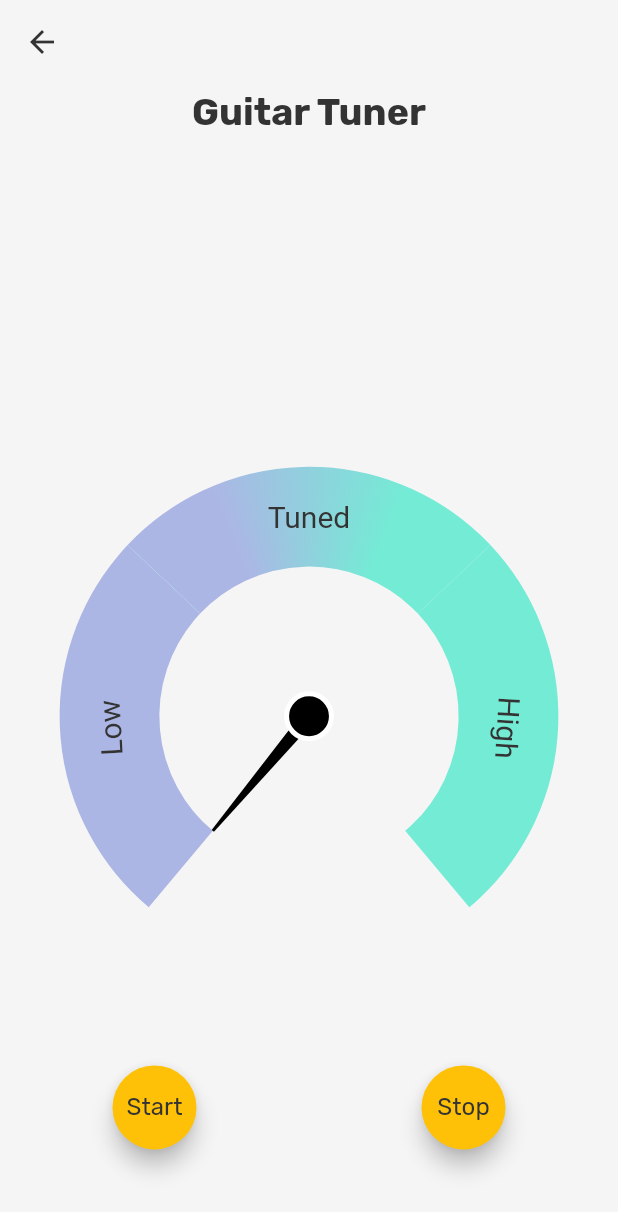
After one commit to jeremiahlukus/guitar_tabs, a Flutter app: the TunerPage screen opened by its route, after a tap on "Stop", on a phone screen of 412 x 824 dp. The commit adds this screen. Shown: the top 1212 px of the screen. Run offline on Flutter 3.47's test engine with Material 2 defaults, Android fonts, the phone set to English and light mode, and no system bars; drawn by our look-alikes of syncfusion_flutter_gauges; our stand-ins replace auto_route, auto_size_text, dartz, dio, flash, flutter_dotenv and 18 more; missing offline and left inert: flutter_audio_capture, flutter_chord, flutter_guitar_tabs, oauth2, pitch_detector_dart, pitchupdart; accounts and stored records are empty; project files that could hold a hidden picture were left out.

Commit message:
Create a tuner for the app and add it to the drawer

```diff
--- a/lib/backend/songs/core/presentation/song_drawer.dart
+++ b/lib/backend/songs/core/presentation/song_drawer.dart
@@ -39,6 +39,14 @@ class SongDrawer extends ConsumerWidget {
             child: Column(
               children: [
                 const SizedBox(height: 75),
+                ListTile(
+                  title: const Text('Tuner'),
+                  onTap: () {
+                    AutoRouter.of(context).push(const TunerRoute());
+                    Navigator.of(context).pop();
+                    timeDilation = 1;
+                  },
+                ),
                 ListTile(
                   key: favoriteKey,
                   title: const Text('Favorite Songs'),
--- a/lib/core/presentation/routes/app_router.dart
+++ b/lib/core/presentation/routes/app_router.dart
@@ -13,6 +13,7 @@ import 'package:joyful_noise/backend/songs/playlist_songs/presentation/playlist_
 import 'package:joyful_noise/backend/songs/searched_songs/presentation/searched_songs_page.dart';
 import 'package:joyful_noise/backend/songs/song_detail/presentation/song_detail_page.dart';
 import 'package:joyful_noise/splash/presentation/splash_page.dart';
+import 'package:joyful_noise/tuner/presentation/tuner_page.dart';
 
 part 'app_router.gr.dart';
 
@@ -27,5 +28,6 @@ class AppRouter extends _$AppRouter {
         AutoRoute(page: PlaylistSongsRoute.page, path: '/playlist_songs'),
         AutoRoute(page: SearchedSongsRoute.page, path: '/searched_songs'),
         AutoRoute(page: SongDetailRoute.page, path: '/song_detail'),
+        AutoRoute(page: TunerRoute.page, path: '/tuner'),
       ];
 }
--- /dev/null
+++ b/lib/tuner/presentation/tuner_page.dart
@@ -0,0 +1,217 @@
+// Dart imports:
+import 'dart:typed_data';
+
+// Flutter imports:
+import 'package:flutter/material.dart';
+
+// Package imports:
+import 'package:auto_route/auto_route.dart';
+import 'package:flutter_audio_capture/flutter_audio_capture.dart';
+import 'package:pitch_detector_dart/pitch_detector.dart';
+import 'package:pitchupdart/instrument_type.dart';
+import 'package:pitchupdart/pitch_handler.dart';
+import 'package:syncfusion_flutter_gauges/gauges.dart';
+
+// Project imports:
+import 'package:joyful_noise/core/presentation/bootstrap.dart';
+import 'package:joyful_noise/core/presentation/styles/hex_to_color.dart';
+
+@RoutePage()
+class TunerPage extends StatefulWidget {
+  const TunerPage({super.key});
+
+  @override
+  State<TunerPage> createState() => _TunerPageState();
+}
+
+class _TunerPageState extends State<TunerPage> {
+  final _audioRecorder = FlutterAudioCapture();
+  final pitchDetectorDart = PitchDetector(44100, 2000);
+  final pitchupDart = PitchHandler(InstrumentType.guitar);
+
+  String note = '';
+  String status = 'Click on start';
+
+  Future<void> _startCapture() async {
+    await _audioRecorder.start(listener, onError, sampleRate: 44100, bufferSize: 3000);
+    setState(() {
+      note = '';
+      status = 'Play something';
+    });
+  }
+
+  @override
+  void initState() {
+    _startCapture();
+    super.initState();
+  }
+
+  @override
+  void dispose() {
+    _audioRecorder.stop();
+    super.dispose();
+  }
+
+  SfRadialGauge _buildRadialGauge() {
+    return SfRadialGauge(
+      axes: <RadialAxis>[
+        RadialAxis(
+          showLabels: false,
+          showAxisLine: false,
+          showTicks: false,
+          maximum: 99,
+          ranges: <GaugeRange>[
+            GaugeRange(
+              startValue: 0, endValue: 33,
+              // color: const Color(0xFFFE2A25),
+              label: 'Low',
+              gradient: const SweepGradient(colors: <Color>[Color(0xFFACB6E5)], stops: <double>[0.25]),
+              sizeUnit: GaugeSizeUnit.factor,
+              labelStyle: GaugeTextStyle(color: HexColor('#333333'), fontSize: 20),
+              startWidth: 0.40, endWidth: 0.40,
+            ),
+            GaugeRange(
+              startValue: 33, endValue: 66,
+              // color:const Color(0xFFFFBA00),
+              label: 'Tuned',
+              gradient: const SweepGradient(
+                colors: <Color>[Color(0xFFACB6E5), Color(0xFF74ebd5)],
+                stops: <double>[0.25, 0.75],
+              ),
+              labelStyle: GaugeTextStyle(color: HexColor('#333333'), fontSize: 20),
+              startWidth: 0.40, endWidth: 0.40,
+              sizeUnit: GaugeSizeUnit.factor,
+            ),
+            GaugeRange(
+              startValue: 66, endValue: 99,
+              // color:const Color(0xFF00AB47),
+              label: 'High',
+              gradient: const SweepGradient(colors: <Color>[Color(0xFF74ebd5)], stops: <double>[0.75]),
+              labelStyle: GaugeTextStyle(color: HexColor('#333333'), fontSize: 20),
+              sizeUnit: GaugeSizeUnit.factor,
+              startWidth: 0.40, endWidth: 0.40,
+            ),
+          ],
+          pointers: <GaugePointer>[
+            NeedlePointer(
+              value: status == 'TuningStatus.waytoolow'
+                  ? 20
+                  : status == 'TuningStatus.toolow'
+                      ? 40
+                      : status == 'TuningStatus.tuned'
+                          ? 50
+                          : status == 'TuningStatus.toohigh'
+                              ? 60
+                              : status == 'TuningStatus.waytoohigh'
+                                  ? 80
+                                  : 0,
+              needleEndWidth: 5,
+              needleColor: Colors.black,
+              knobStyle: const KnobStyle(
+                knobRadius: 0.09,
+                borderColor: Colors.white,
+                borderWidth: 0.02,
+                color: Colors.black,
+              ),
+            ),
+          ],
+        ),
+      ],
+    );
+  }
+
+  Future<void> _stopCapture() async {
+    await _audioRecorder.stop();
+    setState(() {
+      note = '';
+      status = 'Click on start';
+    });
+  }
+
+  void listener(dynamic obj) {
+    //Gets the audio sample
+    // ignore: avoid_dynamic_calls
+    final buffer = Float64List.fromList(obj.cast<double>() as List<double>);
+    final audioSample = buffer.toList();
+
+    //Uses pitch_detector_dart library to detect a pitch from the audio sample
+    final result = pitchDetectorDart.getPitch(audioSample);
+
+    //If there is a pitch - evaluate it
+    if (result.pitched) {
+      //Uses the pitchupDart library to check a given pitch for a Guitar
+      final handledPitchResult = pitchupDart.handlePitch(result.pitch);
+
+      //Updates the state with the result
+      setState(() {
+        note = handledPitchResult.note;
+        status = handledPitchResult.tuningStatus.toString();
+      });
+    }
+  }
+
+  void onError(Object e) {
+    logger.e('ERROR:  $e');
+  }
+
+  @override
+  Widget build(BuildContext context) {
+    return Scaffold(
+      appBar: AppBar(),
+      body: Center(
+        child: Column(
+          children: [
+            const Center(
+              child: Text(
+                'Guitar Tuner',
+                style: TextStyle(fontSize: 25, fontWeight: FontWeight.bold),
+              ),
+            ),
+            const Spacer(),
+            Center(
+              child: Text(
+                note,
+                style: const TextStyle(fontSize: 25, fontWeight: FontWeight.bold),
+              ),
+            ),
+            _buildRadialGauge(),
+            Expanded(
+              child: Row(
+                children: [
+                  Expanded(
+                    child: Center(
+                      child: FloatingActionButton(
+                        onPressed: _startCapture,
+                        heroTag: 'start',
+                        child: Text(
+                          'Start',
+                          style: TextStyle(
+                            color: HexColor('#333333'),
+                          ),
+                        ),
+                      ),
+                    ),
+                  ),
+                  Expanded(
+                    child: Center(
+                      child: FloatingActionButton(
+                        onPressed: _stopCapture,
+                        heroTag: 'stop',
+                        child: Text(
+                          'Stop',
+                          style: TextStyle(
+                            color: HexColor('#333333'),
+                          ),
+                        ),
+                      ),
+                    ),
+                  ),
+                ],
+              ),
+            ),
+          ],
+        ),
+      ),
+    );
+  }
+}
--- a/pubspec.yaml
+++ b/pubspec.yaml
@@ -8,6 +8,12 @@ environment:
   sdk: ">=3.1.0 <3.2.2"
 
 dependencies:
+  pitch_detector_dart: ^0.0.2
+  pitchupdart: ^0.0.2
+  flutter_audio_capture: ^1.1.4
+  syncfusion_flutter_gauges: ^21.1.41
+  permission_handler: ^10.2.0
+  sleek_circular_slider: ^2.0.1
   google_fonts: ^6.1.0
   sentry_flutter: ^7.10.1
   url_launcher: ^6.1.14
```
Also changed, not shown: lib/core/presentation/routes/app_router.gr.dart, pubspec.lock, 4 other files.
